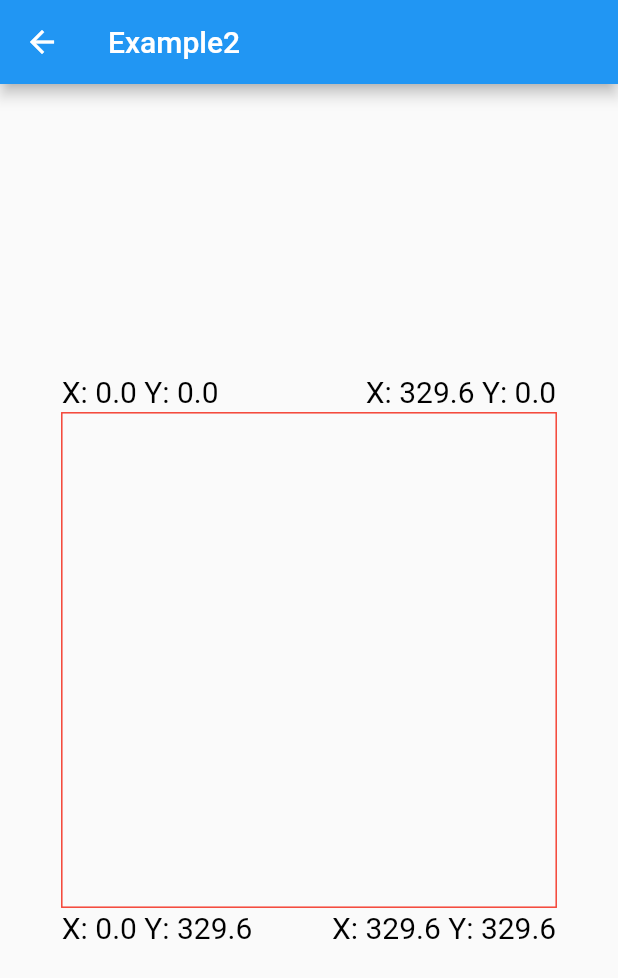
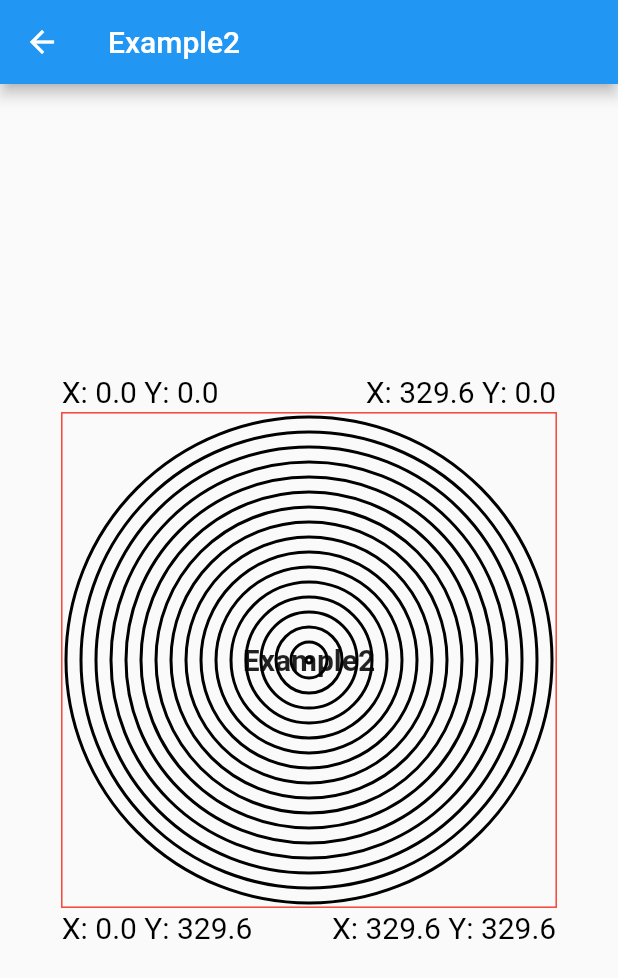
Before and after one commit to alvarobcprado/flutter_custom_painter, a Flutter app: the screen it shows after launch, after a tap on "Example2", on a phone screen of 412 x 824 dp. Shown: the top 978 px of the screen. Run offline on Flutter 3.47's test engine with Material 2 defaults, Android fonts, the phone set to English and light mode, and no system bars.

Commit message:
feat: update example2

```diff
--- a/lib/app/example2.dart
+++ b/lib/app/example2.dart
@@ -1,8 +1,31 @@
 import 'package:flutter/material.dart';
 import 'package:flutter_custom_painter/app/core/sized_painter_box.dart';
 
-class Example2 extends StatelessWidget {
+class Example2 extends StatefulWidget {
   const Example2({super.key});
+
+  @override
+  State<Example2> createState() => _Example2State();
+}
+
+class _Example2State extends State<Example2> with TickerProviderStateMixin {
+  late final AnimationController _animationController;
+
+  @override
+  void initState() {
+    super.initState();
+    _animationController = AnimationController(
+      vsync: this,
+      duration: const Duration(milliseconds: 500),
+    )..repeat();
+  }
+
+  @override
+  void dispose() {
+    _animationController.dispose();
+    super.dispose();
+  }
+
   @override
   Widget build(BuildContext context) {
     final size = MediaQuery.sizeOf(context);
@@ -15,7 +38,18 @@ class Example2 extends StatelessWidget {
           sideSize: size.width * 0.8,
           child: CustomPaint(
             size: Size.square(size.width * 0.5),
-            painter: Example2Painter(),
+            painter: Example2Painter(
+              animation: _animationController,
+            ),
+            child: const Center(
+              child: Text(
+                'Example2',
+                style: TextStyle(
+                  fontSize: 20,
+                  fontWeight: FontWeight.bold,
+                ),
+              ),
+            ),
           ),
         ),
       ),
@@ -24,14 +58,33 @@ class Example2 extends StatelessWidget {
 }
 
 class Example2Painter extends CustomPainter {
+  Example2Painter({required this.animation}) : super(repaint: animation);
+  final Animation animation;
+  final int waveGap = 10;
+
+  final wavePaint = Paint()
+    ..color = Colors.black
+    ..style = PaintingStyle.stroke
+    ..strokeWidth = 2.0
+    ..isAntiAlias = true;
+
+  double get waveRadius => 10.0 * animation.value;
+
   @override
   void paint(Canvas canvas, Size size) {
-    // TODO: implement paint
+    double centerX = size.width / 2.0;
+    double centerY = size.height / 2.0;
+    double maxRadius = centerX;
+
+    var currentRadius = waveRadius;
+    while (currentRadius < maxRadius) {
+      canvas.drawCircle(Offset(centerX, centerY), currentRadius, wavePaint);
+      currentRadius += 10.0;
+    }
   }
 
   @override
-  bool shouldRepaint(covariant CustomPainter oldDelegate) {
-    // TODO: implement shouldRepaint
-    throw UnimplementedError();
+  bool shouldRepaint(Example2Painter oldDelegate) {
+    return oldDelegate.waveRadius != waveRadius;
   }
 }
```
